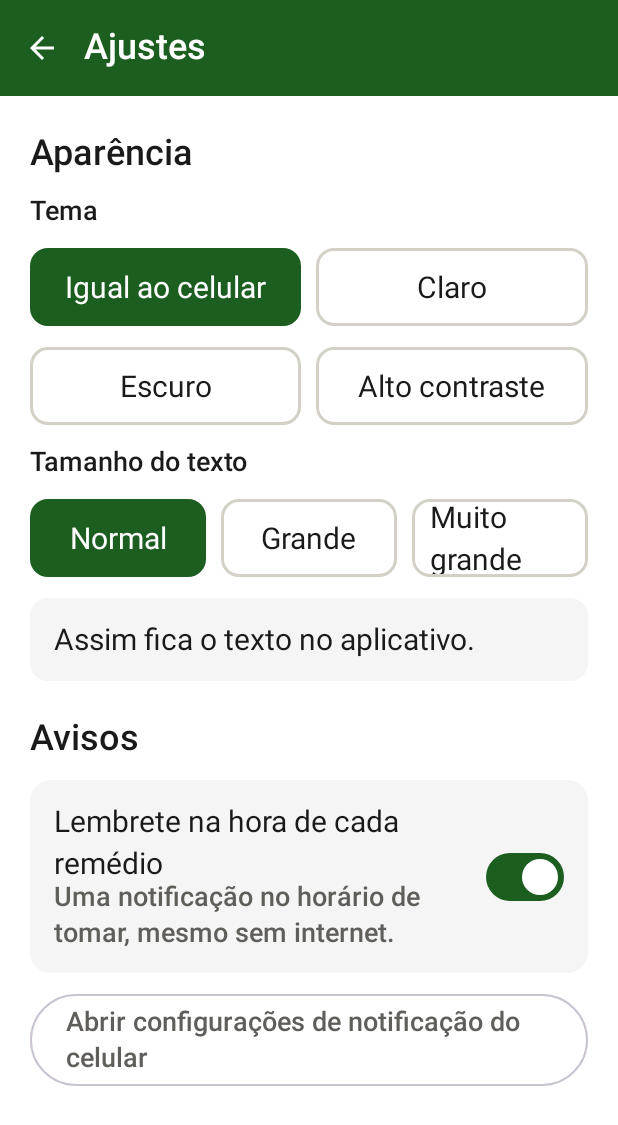
After one commit to GustavoTozzo/software-senior-mobile, an Android app built with Jetpack Compose: the ConfiguracoesScreen screen opened through its navigation route, on a phone screen of 412 x 824 dp. The commit adds this screen. Shown: the top 1125 px of the screen. Run offline under Robolectric (Android 15) with nearby library versions, the phone set to English and light mode, and no system bars.

Commit message:
feat(mobile): tela de Ajustes com tema, tamanho do texto e lembretes
- Tema: igual ao celular, claro, escuro ou alto contraste (preto sobre branco,
  bordas pretas e verde bem escuro); os icones da barra de status acompanham.
- Tamanho do texto: normal, grande ou muito grande, multiplicando o tamanho de
  fonte que a pessoa ja escolheu no celular; vale em todas as telas na hora.
- Lembrete na hora de cada remedio: liga e desliga (cancela ou reagenda os
  alarmes) e atalho para as configuracoes de notificacao do sistema.
- As escolhas ficam no aparelho e continuam valendo ao sair da conta.
- Botao "Ajustes" no cabecalho do Dashboard.

```diff
--- a/app/src/main/java/com/medsafe/mobile/MainActivity.kt
+++ b/app/src/main/java/com/medsafe/mobile/MainActivity.kt
@@ -17,6 +17,7 @@ import androidx.navigation.compose.composable
 import androidx.navigation.compose.rememberNavController
 import com.medsafe.mobile.ui.components.DestinoPrincipal
 import com.medsafe.mobile.ui.screens.CadastroMedicamentoScreen
+import com.medsafe.mobile.ui.screens.ConfiguracoesScreen
 import com.medsafe.mobile.ui.screens.ContatosScreen
 import com.medsafe.mobile.ui.screens.DashboardScreen
 import com.medsafe.mobile.ui.screens.HistoricoScreen
@@ -29,6 +30,7 @@ private object Rotas {
     const val CADASTRO_MEDICAMENTO = "cadastro_medicamento"
     const val HISTORICO = "historico"
     const val CONTATOS = "contatos"
+    const val CONFIGURACOES = "configuracoes"
 }
 
 class MainActivity : ComponentActivity() {
@@ -36,7 +38,8 @@ class MainActivity : ComponentActivity() {
         super.onCreate(savedInstanceState)
         enableEdgeToEdge()
         setContent {
-            MedSafeSeniorTheme {
+            val preferencias by (application as MedSafeApp).container.preferencias.preferencias.collectAsStateWithLifecycle()
+            MedSafeSeniorTheme(preferencias) {
                 MedSafeSeniorApp()
             }
         }
@@ -44,7 +47,7 @@ class MainActivity : ComponentActivity() {
 }
 
 /**
- * Navegacao do app: Login -> Dashboard <-> Historico <-> Contatos, e Dashboard -> Cadastro de Medicamento.
+ * Navegacao do app: Login -> Dashboard <-> Historico <-> Contatos, e Dashboard -> Cadastro de Medicamento e Ajustes.
  * Quem esta logado entra direto no Dashboard; ao sair (ou quando o servidor recusa o token
  * expirado) a pilha e limpa e o app volta para o Login.
  */
@@ -95,6 +98,7 @@ fun MedSafeSeniorApp(navController: NavHostController = rememberNavController())
         composable(Rotas.DASHBOARD) {
             DashboardScreen(
                 aoAdicionarMedicamento = { navController.navigate(Rotas.CADASTRO_MEDICAMENTO) },
+                aoAbrirConfiguracoes = { navController.navigate(Rotas.CONFIGURACOES) },
                 aoNavegar = aoNavegar,
             )
         }
@@ -110,5 +114,8 @@ fun MedSafeSeniorApp(navController: NavHostController = rememberNavController())
         composable(Rotas.CONTATOS) {
             ContatosScreen(aoNavegar = aoNavegar)
         }
+        composable(Rotas.CONFIGURACOES) {
+            ConfiguracoesScreen(aoVoltar = { navController.popBackStack() })
+        }
     }
 }
--- a/app/src/main/java/com/medsafe/mobile/MedSafeApp.kt
+++ b/app/src/main/java/com/medsafe/mobile/MedSafeApp.kt
@@ -5,12 +5,14 @@ import android.content.Context
 import com.medsafe.mobile.alarmes.AlarmScheduler
 import com.medsafe.mobile.alarmes.Notificacoes
 import com.medsafe.mobile.data.MedSafeRepository
+import com.medsafe.mobile.data.PreferenciasStore
 import com.medsafe.mobile.data.SessionStore
 import com.medsafe.mobile.data.api.ApiFactory
 
 /** Dependencias compartilhadas pelo app inteiro (criadas uma vez, na abertura do processo). */
 class AppContainer(context: Context) {
     val sessionStore = SessionStore(context)
+    val preferencias = PreferenciasStore(context)
     val repository = MedSafeRepository(ApiFactory.criar(sessionStore), sessionStore)
     val alarmes = AlarmScheduler(context)
 }
--- /dev/null
+++ b/app/src/main/java/com/medsafe/mobile/model/Preferencias.kt
@@ -0,0 +1,31 @@
+package com.medsafe.mobile.model
+
+/** Aparencia do app. "Alto contraste" usa preto sobre branco e bordas fortes, para quem enxerga pouco. */
+enum class TemaDoApp(val rotulo: String) {
+    AUTOMATICO("Igual ao celular"),
+    CLARO("Claro"),
+    ESCURO("Escuro"),
+    ALTO_CONTRASTE("Alto contraste"),
+}
+
+/** Tamanho do texto do app, multiplicado pelo tamanho de fonte que a pessoa ja escolheu no celular. */
+enum class TamanhoDoTexto(val rotulo: String, val escala: Float) {
+    NORMAL("Normal", 1f),
+    GRANDE("Grande", 1.15f),
+    MUITO_GRANDE("Muito grande", 1.3f),
+}
+
+/** Escolhas da pessoa nos Ajustes; ficam no aparelho e valem para qualquer conta que entrar nele. */
+data class Preferencias(
+    val tema: TemaDoApp = TemaDoApp.AUTOMATICO,
+    val tamanhoDoTexto: TamanhoDoTexto = TamanhoDoTexto.NORMAL,
+    val lembretesDeRemedio: Boolean = true,
+    val lembretesDeRetirada: Boolean = true,
+)
+
+/** O tema escuro vale quando escolhido, ou quando o tema segue o celular e o celular esta no escuro. */
+fun TemaDoApp.ehEscuro(celularNoEscuro: Boolean): Boolean = when (this) {
+    TemaDoApp.AUTOMATICO -> celularNoEscuro
+    TemaDoApp.ESCURO -> true
+    TemaDoApp.CLARO, TemaDoApp.ALTO_CONTRASTE -> false
+}
--- /dev/null
+++ b/app/src/main/java/com/medsafe/mobile/ui/screens/ConfiguracoesScreen.kt
@@ -0,0 +1,185 @@
+package com.medsafe.mobile.ui.screens
+
+import android.content.ActivityNotFoundException
+import android.content.Intent
+import android.provider.Settings
+import android.widget.Toast
+import androidx.compose.foundation.layout.Arrangement
+import androidx.compose.foundation.layout.Column
+import androidx.compose.foundation.layout.Row
+import androidx.compose.foundation.layout.fillMaxSize
+import androidx.compose.foundation.layout.fillMaxWidth
+import androidx.compose.foundation.layout.heightIn
+import androidx.compose.foundation.layout.padding
+import androidx.compose.foundation.rememberScrollState
+import androidx.compose.foundation.selection.toggleable
+import androidx.compose.foundation.shape.RoundedCornerShape
+import androidx.compose.foundation.verticalScroll
+import androidx.compose.material.icons.Icons
+import androidx.compose.material.icons.filled.ArrowBack
+import androidx.compose.material3.ExperimentalMaterial3Api
+import androidx.compose.material3.Icon
+import androidx.compose.material3.IconButton
+import androidx.compose.material3.MaterialTheme
+import androidx.compose.material3.OutlinedButton
+import androidx.compose.material3.Scaffold
+import androidx.compose.material3.Surface
+import androidx.compose.material3.Switch
+import androidx.compose.material3.Text
+import androidx.compose.material3.TopAppBar
+import androidx.compose.material3.TopAppBarDefaults
+import androidx.compose.runtime.Composable
+import androidx.compose.runtime.getValue
+import androidx.compose.ui.Alignment
+import androidx.compose.ui.Modifier
+import androidx.compose.ui.platform.LocalContext
+import androidx.compose.ui.semantics.Role
+import androidx.compose.ui.semantics.heading
+import androidx.compose.ui.semantics.semantics
+import androidx.compose.ui.unit.dp
+import androidx.lifecycle.compose.collectAsStateWithLifecycle
+import androidx.lifecycle.viewmodel.compose.viewModel
+import com.medsafe.mobile.model.TamanhoDoTexto
+import com.medsafe.mobile.model.TemaDoApp
+import com.medsafe.mobile.ui.components.MensagemDeErro
+import com.medsafe.mobile.ui.components.OpcaoSelecionavel
+import com.medsafe.mobile.ui.viewmodel.ConfiguracoesViewModel
+import com.medsafe.mobile.ui.viewmodel.rememberViewModelFactory
+
+/** Ajustes do app: tema (inclusive alto contraste), tamanho do texto e avisos. As mudancas valem na hora. */
+@OptIn(ExperimentalMaterial3Api::class)
+@Composable
+fun ConfiguracoesScreen(
+    aoVoltar: () -> Unit,
+    modifier: Modifier = Modifier,
+    viewModel: ConfiguracoesViewModel = viewModel(factory = rememberViewModelFactory()),
+) {
+    val preferencias by viewModel.preferencias.collectAsStateWithLifecycle()
+    val aviso by viewModel.aviso.collectAsStateWithLifecycle()
+    val contexto = LocalContext.current
+
+    Scaffold(
+        modifier = modifier,
+        topBar = {
+            TopAppBar(
+                title = { Text("Ajustes") },
+                navigationIcon = {
+                    IconButton(onClick = aoVoltar) {
+                        Icon(Icons.Filled.ArrowBack, contentDescription = "Voltar")
+                    }
+                },
+                colors = TopAppBarDefaults.topAppBarColors(
+                    containerColor = MaterialTheme.colorScheme.primary,
+                    titleContentColor = MaterialTheme.colorScheme.onPrimary,
+                    navigationIconContentColor = MaterialTheme.colorScheme.onPrimary,
+                ),
+            )
+        },
+    ) { innerPadding ->
+        Column(
+            modifier = Modifier
+                .padding(innerPadding)
+                .fillMaxSize()
+                .verticalScroll(rememberScrollState())
+                .padding(horizontal = 20.dp, vertical = 24.dp),
+            verticalArrangement = Arrangement.spacedBy(14.dp),
+        ) {
+            Titulo("Aparência")
+
+            Rotulo("Tema")
+            TemaDoApp.entries.chunked(2).forEach { linha ->
+                Row(horizontalArrangement = Arrangement.spacedBy(10.dp), modifier = Modifier.fillMaxWidth()) {
+                    linha.forEach { tema ->
+                        OpcaoSelecionavel(
+                            rotulo = tema.rotulo,
+                            selecionado = preferencias.tema == tema,
+                            aoSelecionar = { viewModel.escolherTema(tema) },
+                            modifier = Modifier.weight(1f),
+                        )
+                    }
+                }
+            }
+
+            Rotulo("Tamanho do texto")
+            Row(horizontalArrangement = Arrangement.spacedBy(10.dp), modifier = Modifier.fillMaxWidth()) {
+                TamanhoDoTexto.entries.forEach { tamanho ->
+                    OpcaoSelecionavel(
+                        rotulo = tamanho.rotulo,
+                        selecionado = preferencias.tamanhoDoTexto == tamanho,
+                        aoSelecionar = { viewModel.escolherTamanhoDoTexto(tamanho) },
+                        modifier = Modifier.weight(1f),
+                    )
+                }
+            }
+            Surface(color = MaterialTheme.colorScheme.surfaceVariant, shape = RoundedCornerShape(12.dp)) {
+                Text(
+                    text = "Assim fica o texto no aplicativo.",
+                    style = MaterialTheme.typography.bodyLarge,
+                    color = MaterialTheme.colorScheme.onBackground,
+                    modifier = Modifier.fillMaxWidth().padding(16.dp),
+                )
+            }
+
+            Titulo("Avisos", modifier = Modifier.padding(top = 10.dp))
+
+            LinhaComChave(
+                titulo = "Lembrete na hora de cada remédio",
+                descricao = "Uma notificação no horário de tomar, mesmo sem internet.",
+                ligada = preferencias.lembretesDeRemedio,
+                aoAlterar = viewModel::alternarLembretesDeRemedio,
+            )
+            aviso?.let { MensagemDeErro(it) }
+
+            OutlinedButton(
+                onClick = {
+                    val intent = Intent(Settings.ACTION_APP_NOTIFICATION_SETTINGS)
+                        .putExtra(Settings.EXTRA_APP_PACKAGE, contexto.packageName)
+                    try {
+                        contexto.startActivity(intent)
+                    } catch (e: ActivityNotFoundException) {
+                        Toast.makeText(contexto, "Não foi possível abrir as configurações do celular.", Toast.LENGTH_LONG).show()
+                    }
+                },
+                modifier = Modifier.fillMaxWidth().heightIn(min = 56.dp),
+            ) {
+                Text("Abrir configurações de notificação do celular", style = MaterialTheme.typography.labelLarge)
+            }
+        }
+    }
+}
+
+@Composable
+private fun Titulo(texto: String, modifier: Modifier = Modifier) {
+    Text(
+        text = texto,
+        style = MaterialTheme.typography.titleLarge,
+        color = MaterialTheme.colorScheme.onBackground,
+        modifier = modifier.semantics { heading() },
+    )
+}
+
+@Composable
+private fun Rotulo(texto: String) {
+    Text(text = texto, style = MaterialTheme.typography.labelLarge, color = MaterialTheme.colorScheme.onBackground)
+}
+
+/** Linha inteira clicavel (e lida pelo TalkBack como uma chave unica), com o titulo, a explicacao e o interruptor. */
+@Composable
+private fun LinhaComChave(titulo: String, descricao: String, ligada: Boolean, aoAlterar: (Boolean) -> Unit) {
+    Surface(color = MaterialTheme.colorScheme.surfaceVariant, shape = RoundedCornerShape(14.dp)) {
+        Row(
+            verticalAlignment = Alignment.CenterVertically,
+            modifier = Modifier
+                .fillMaxWidth()
+                .heightIn(min = 64.dp)
+                .toggleable(value = ligada, role = Role.Switch, onValueChange = aoAlterar)
+                .padding(16.dp),
+        ) {
+            Column(modifier = Modifier.weight(1f).padding(end = 12.dp)) {
+                Text(titulo, style = MaterialTheme.typography.bodyLarge, color = MaterialTheme.colorScheme.onBackground)
+                Text(descricao, style = MaterialTheme.typography.labelLarge, color = MaterialTheme.colorScheme.onSurfaceVariant)
+            }
+            Switch(checked = ligada, onCheckedChange = null)
+        }
+    }
+}
--- a/app/src/main/java/com/medsafe/mobile/ui/theme/Theme.kt
+++ b/app/src/main/java/com/medsafe/mobile/ui/theme/Theme.kt
@@ -1,10 +1,23 @@
 package com.medsafe.mobile.ui.theme
 
+import android.app.Activity
+import android.content.Context
+import android.content.ContextWrapper
 import androidx.compose.foundation.isSystemInDarkTheme
 import androidx.compose.material3.MaterialTheme
 import androidx.compose.material3.darkColorScheme
 import androidx.compose.material3.lightColorScheme
 import androidx.compose.runtime.Composable
+import androidx.compose.runtime.CompositionLocalProvider
+import androidx.compose.runtime.SideEffect
+import androidx.compose.ui.graphics.Color
+import androidx.compose.ui.platform.LocalDensity
+import androidx.compose.ui.platform.LocalView
+import androidx.compose.ui.unit.Density
+import androidx.core.view.WindowCompat
+import com.medsafe.mobile.model.Preferencias
+import com.medsafe.mobile.model.TemaDoApp
+import com.medsafe.mobile.model.ehEscuro
 
 private val LightColors = lightColorScheme(
     primary = MedSafeGreen,
@@ -36,16 +49,60 @@ private val DarkColors = darkColorScheme(
     outline = MedSafeGreenLight,
 )
 
+/** Preto sobre branco, verde bem escuro e bordas pretas: contraste acima de 7:1 em todos os textos. */
+private val HighContrastColors = lightColorScheme(
+    primary = Color(0xFF002A00),
+    onPrimary = Color.White,
+    primaryContainer = Color.White,
+    onPrimaryContainer = Color.Black,
+    secondary = MedSafeAccent,
+    background = Color.White,
+    onBackground = Color.Black,
+    surface = Color.White,
+    onSurface = Color.Black,
+    surfaceVariant = Color(0xFFEDEDED),
+    onSurfaceVariant = Color.Black,
+    outline = Color.Black,
+    error = Color(0xFF8C0009),
+)
+
 @Composable
 fun MedSafeSeniorTheme(
-    darkTheme: Boolean = isSystemInDarkTheme(),
+    preferencias: Preferencias = Preferencias(),
     content: @Composable () -> Unit,
 ) {
-    val colorScheme = if (darkTheme) DarkColors else LightColors
+    val escuro = preferencias.tema.ehEscuro(isSystemInDarkTheme())
+    val colorScheme = when {
+        preferencias.tema == TemaDoApp.ALTO_CONTRASTE -> HighContrastColors
+        escuro -> DarkColors
+        else -> LightColors
+    }
 
-    MaterialTheme(
-        colorScheme = colorScheme,
-        typography = MedSafeTypography,
-        content = content,
-    )
+    // Os icones da barra de status precisam contrastar com o fundo escolhido no app (nao com o do celular).
+    val view = LocalView.current
+    if (!view.isInEditMode) {
+        SideEffect {
+            view.context.encontrarActivity()?.window?.let { janela ->
+                WindowCompat.getInsetsController(janela, view).isAppearanceLightStatusBars = !escuro
+            }
+        }
+    }
+
+    // O tamanho do texto do app multiplica o que a pessoa ja escolheu nas configuracoes do celular.
+    val densidade = LocalDensity.current
+    val densidadeAjustada = Density(densidade.density, densidade.fontScale * preferencias.tamanhoDoTexto.escala)
+
+    CompositionLocalProvider(LocalDensity provides densidadeAjustada) {
+        MaterialTheme(
+            colorScheme = colorScheme,
+            typography = MedSafeTypography,
+            content = content,
+        )
+    }
 }
+
+private tailrec fun Context.encontrarActivity(): Activity? = when (this) {
+    is Activity -> this
+    is ContextWrapper -> baseContext.encontrarActivity()
+    else -> null
+}
--- a/app/src/main/java/com/medsafe/mobile/ui/viewmodel/AppViewModelFactory.kt
+++ b/app/src/main/java/com/medsafe/mobile/ui/viewmodel/AppViewModelFactory.kt
@@ -15,13 +15,15 @@ class AppViewModelFactory(private val container: AppContainer) : ViewModelProvid
         modelClass.isAssignableFrom(AuthViewModel::class.java) ->
             AuthViewModel(container.repository) as T
         modelClass.isAssignableFrom(DashboardViewModel::class.java) ->
-            DashboardViewModel(container.repository, container.alarmes) as T
+            DashboardViewModel(container.repository, container.alarmes, container.preferencias) as T
         modelClass.isAssignableFrom(CadastroMedicamentoViewModel::class.java) ->
             CadastroMedicamentoViewModel(container.repository) as T
         modelClass.isAssignableFrom(HistoricoViewModel::class.java) ->
             HistoricoViewModel(container.repository) as T
         modelClass.isAssignableFrom(ContatosViewModel::class.java) ->
             ContatosViewModel(container.repository) as T
+        modelClass.isAssignableFrom(ConfiguracoesViewModel::class.java) ->
+            ConfiguracoesViewModel(container.preferencias, container.repository, container.alarmes) as T
         else -> throw IllegalArgumentException("ViewModel desconhecido: ${modelClass.name}")
     }
 }
--- /dev/null
+++ b/app/src/main/java/com/medsafe/mobile/ui/viewmodel/ConfiguracoesViewModel.kt
@@ -0,0 +1,48 @@
+package com.medsafe.mobile.ui.viewmodel
+
+import androidx.lifecycle.ViewModel
+import androidx.lifecycle.viewModelScope
+import com.medsafe.mobile.alarmes.AlarmScheduler
+import com.medsafe.mobile.data.MedSafeRepository
+import com.medsafe.mobile.data.PreferenciasStore
+import com.medsafe.mobile.data.Resultado
+import com.medsafe.mobile.model.Preferencias
+import com.medsafe.mobile.model.TamanhoDoTexto
+import com.medsafe.mobile.model.TemaDoApp
+import kotlinx.coroutines.flow.MutableStateFlow
+import kotlinx.coroutines.flow.StateFlow
+import kotlinx.coroutines.flow.asStateFlow
+import kotlinx.coroutines.launch
+
+/** Tema, tamanho do texto e avisos. Ligar ou desligar os avisos ja agenda ou cancela os alarmes do celular. */
+class ConfiguracoesViewModel(
+    private val preferenciasStore: PreferenciasStore,
+    private val repositorio: MedSafeRepository,
+    private val alarmes: AlarmScheduler,
+) : ViewModel() {
+
+    val preferencias: StateFlow<Preferencias> get() = preferenciasStore.preferencias
+
+    private val _aviso = MutableStateFlow<String?>(null)
+    val aviso: StateFlow<String?> = _aviso.asStateFlow()
+
+    fun escolherTema(tema: TemaDoApp) = preferenciasStore.alterarTema(tema)
+
+    fun escolherTamanhoDoTexto(tamanho: TamanhoDoTexto) = preferenciasStore.alterarTamanhoDoTexto(tamanho)
+
+    fun alternarLembretesDeRemedio(ativos: Boolean) {
+        preferenciasStore.alterarLembretesDeRemedio(ativos)
+        _aviso.value = null
+        viewModelScope.launch {
+            if (!ativos) {
+                alarmes.cancelarTodos()
+                return@launch
+            }
+            when (val medicamentos = repositorio.medicamentos()) {
+                is Resultado.Sucesso -> alarmes.reagendar(medicamentos.dados)
+                is Resultado.Erro -> _aviso.value =
+                    "Sem conexão agora: os lembretes voltam a funcionar assim que o app carregar seus remédios."
+            }
+        }
+    }
+}
```
Also changed, not shown: app/src/main/java/com/medsafe/mobile/data/PreferenciasStore.kt (added, +54 -0 lines), app/src/main/java/com/medsafe/mobile/ui/screens/DashboardScreen.kt (+10 -3 lines), app/src/main/java/com/medsafe/mobile/ui/viewmodel/DashboardViewModel.kt (+7 -1 lines), 1 other file.
